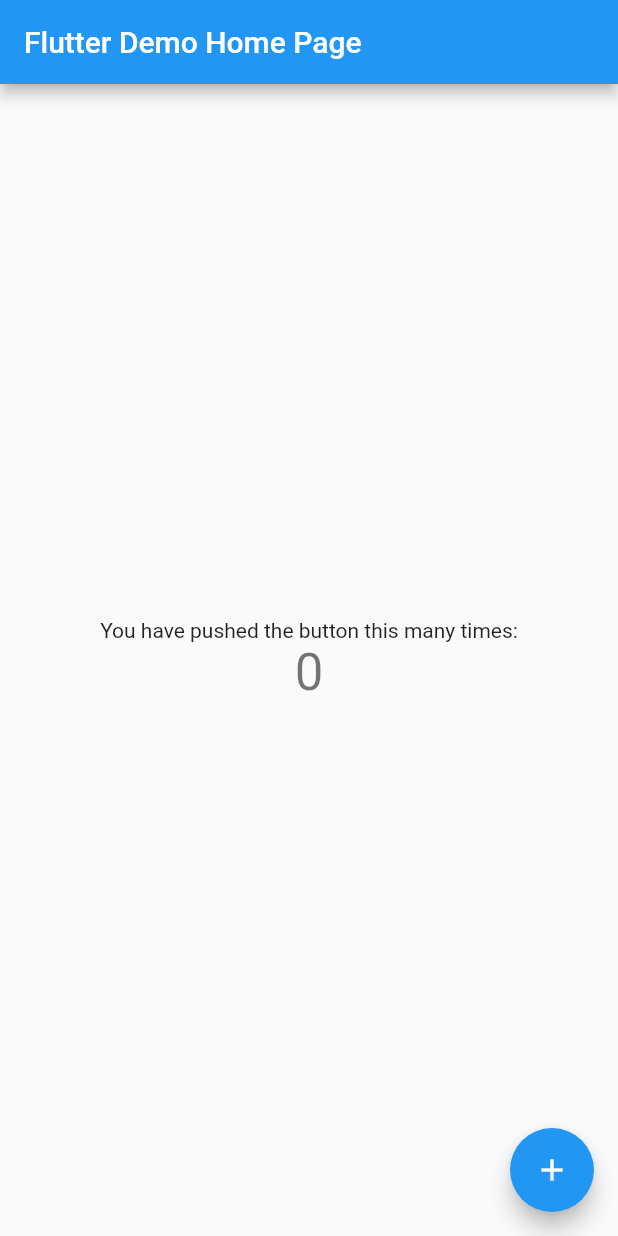
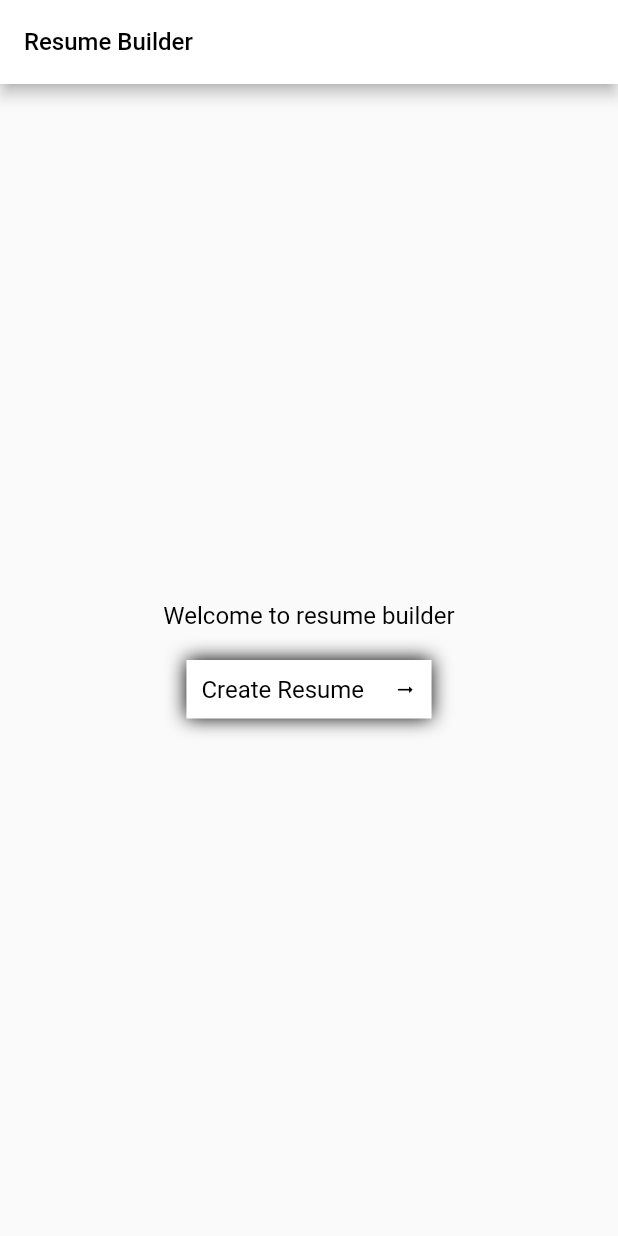
Before and after one commit to kinjalhirani/ResumeBuilder, a Flutter app: the screen it shows after launch, on a phone screen of 412 x 824 dp. Run offline on Flutter 3.47's test engine with Material 2 defaults, Android fonts, the phone set to English and light mode, and no system bars.

Commit message:
second commit

```diff
--- /dev/null
+++ b/lib/Homescreen.dart
@@ -0,0 +1,75 @@
+import 'package:flutter/material.dart';
+
+class HomeScreen extends StatefulWidget {
+  const HomeScreen({Key? key}) : super(key: key);
+
+  @override
+  _HomeScreenState createState() => _HomeScreenState();
+}
+
+class _HomeScreenState extends State<HomeScreen> {
+  @override
+  Widget build(BuildContext context) {
+    return Scaffold(
+      appBar: AppBar(
+        backgroundColor: Colors.white,
+        automaticallyImplyLeading: false,
+        title: const Text(
+          "Resume Builder",
+          style: TextStyle(
+            color: Colors.black,
+            fontSize: 16,
+          ),
+        ),
+      ),
+      body: Container(
+        height: MediaQuery.of(context).size.height,
+        width: MediaQuery.of(context).size.width,
+        child: Column(
+          crossAxisAlignment: CrossAxisAlignment.center,
+          mainAxisAlignment: MainAxisAlignment.center,
+          children: [
+            Text(
+              "Welcome to resume builder",
+              style: TextStyle(
+                color: Colors.black,
+                fontSize: 16,
+              ),
+            ),
+            SizedBox(
+              height: 20,
+            ),
+            Center(
+              child: Container(
+                  padding: EdgeInsets.all(10),
+                  decoration: const BoxDecoration(color: Colors.white,
+                      // borderRadius: Radius.circular(15),
+                      boxShadow: [
+                        BoxShadow(
+                          color: Colors.black,
+                          blurRadius: 10.0,
+                          spreadRadius: 0.5,
+                        ),
+                      ]),
+                  child: Row(
+                    mainAxisSize: MainAxisSize.min,
+                    children: [
+                      const Text(
+                        "Create Resume",
+                        style: TextStyle(color: Colors.black, fontSize: 16),
+                      ),
+                      SizedBox(width: 20,),
+                      Icon(
+                        Icons.arrow_right_alt_rounded,
+                        color: Colors.black,
+                        size: 15,
+                      )
+                    ],
+                  )),
+            ),
+          ],
+        ),
+      ),
+    );
+  }
+}
--- a/lib/main.dart
+++ b/lib/main.dart
@@ -1,4 +1,6 @@
 import 'package:flutter/material.dart';
+
+import 'Homescreen.dart';
 
 void main() {
   runApp(const MyApp());
@@ -24,7 +26,7 @@ class MyApp extends StatelessWidget {
         // is not restarted.
         primarySwatch: Colors.blue,
       ),
-      home: const MyHomePage(title: 'Flutter Demo Home Page'),
+      home: const HomeScreen(),
     );
   }
 }
```
